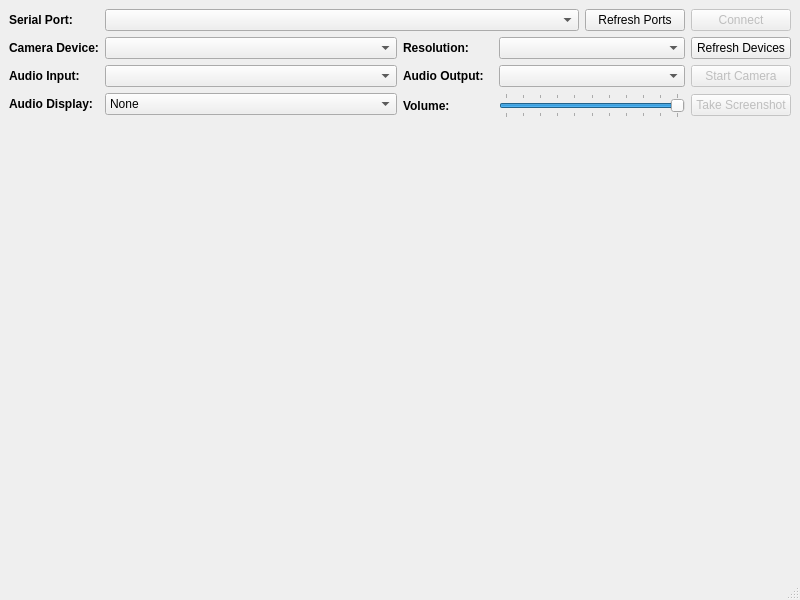
Old version of the form mainwindow.ui in the repository brianuuu/AutoController2.
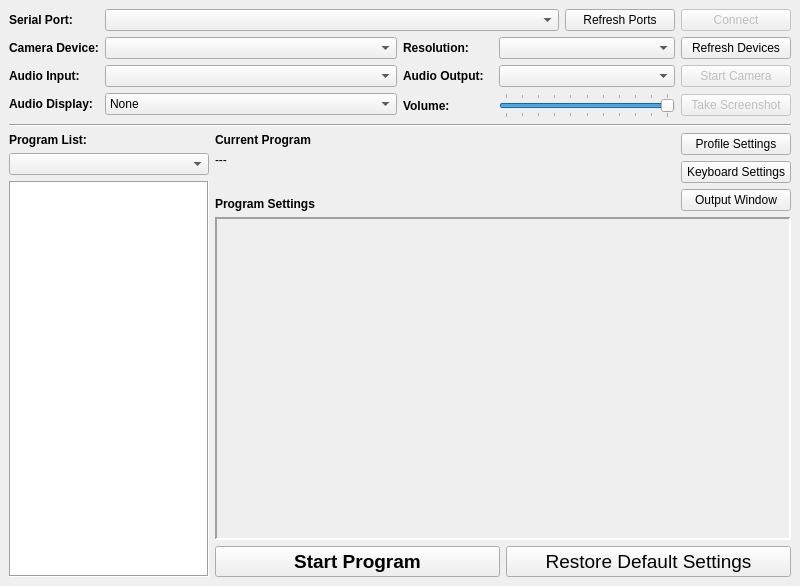
New version of the form.

Commit message: Added layout for programs

```diff
--- a/mainwindow.ui
+++ b/mainwindow.ui
@@ -7,7 +7,7 @@
     <x>0</x>
     <y>0</y>
     <width>800</width>
-    <height>600</height>
+    <height>586</height>
    </rect>
   </property>
   <property name="windowTitle">
@@ -49,7 +49,7 @@
        <widget class="QPushButton" name="PB_SerialRefresh">
         <property name="minimumSize">
          <size>
-          <width>100</width>
+          <width>110</width>
           <height>0</height>
          </size>
         </property>
@@ -65,7 +65,7 @@
         </property>
         <property name="minimumSize">
          <size>
-          <width>100</width>
+          <width>110</width>
           <height>0</height>
          </size>
         </property>
@@ -195,7 +195,7 @@
          <widget class="QPushButton" name="PB_CameraRefresh">
           <property name="minimumSize">
            <size>
-            <width>100</width>
+            <width>110</width>
             <height>0</height>
            </size>
           </property>
@@ -264,7 +264,7 @@
           </property>
           <property name="minimumSize">
            <size>
-            <width>100</width>
+            <width>110</width>
             <height>0</height>
            </size>
           </property>
@@ -308,7 +308,7 @@
           </property>
           <property name="minimumSize">
            <size>
-            <width>100</width>
+            <width>110</width>
             <height>0</height>
            </size>
           </property>
@@ -340,17 +340,235 @@
      </layout>
     </item>
     <item>
-     <spacer name="verticalSpacer">
+     <widget class="Line" name="line">
       <property name="orientation">
-       <enum>Qt::Orientation::Vertical</enum>
+       <enum>Qt::Orientation::Horizontal</enum>
       </property>
-      <property name="sizeHint" stdset="0">
-       <size>
-        <width>20</width>
-        <height>440</height>
-       </size>
-      </property>
-     </spacer>
+     </widget>
+    </item>
+    <item>
+     <layout class="QHBoxLayout" name="horizontalLayout_3">
+      <item>
+       <layout class="QVBoxLayout" name="verticalLayout_2">
+        <item>
+         <widget class="QLabel" name="label_9">
+          <property name="font">
+           <font>
+            <bold>true</bold>
+           </font>
+          </property>
+          <property name="text">
+           <string>Program List:</string>
+          </property>
+         </widget>
+        </item>
+        <item>
+         <widget class="QComboBox" name="CB_ProgramCategory"/>
+        </item>
+        <item>
+         <widget class="QListView" name="LW_ProgramList">
+          <property name="sizePolicy">
+           <sizepolicy hsizetype="Fixed" vsizetype="Expanding">
+            <horstretch>0</horstretch>
+            <verstretch>0</verstretch>
+           </sizepolicy>
+          </property>
+          <property name="minimumSize">
+           <size>
+            <width>200</width>
+            <height>0</height>
+           </size>
+          </property>
+          <property name="maximumSize">
+           <size>
+            <width>200</width>
+            <height>16777215</height>
+           </size>
+          </property>
+          <property name="frameShape">
+           <enum>QFrame::Shape::Box</enum>
+          </property>
+         </widget>
+        </item>
+       </layout>
+      </item>
+      <item>
+       <layout class="QVBoxLayout" name="verticalLayout_3">
+        <item>
+         <layout class="QHBoxLayout" name="horizontalLayout_5">
+          <item>
+           <layout class="QVBoxLayout" name="verticalLayout_6">
+            <item>
+             <widget class="QLabel" name="L_ProgramCurrent">
+              <property name="sizePolicy">
+               <sizepolicy hsizetype="Expanding" vsizetype="Preferred">
+                <horstretch>0</horstretch>
+                <verstretch>0</verstretch>
+               </sizepolicy>
+              </property>
+              <property name="font">
+               <font>
+                <bold>true</bold>
+               </font>
+              </property>
+              <property name="text">
+               <string>Current Program</string>
+              </property>
+             </widget>
+            </item>
+            <item>
+             <widget class="QLabel" name="L_ProgramDescription">
+              <property name="text">
+               <string>---</string>
+              </property>
+             </widget>
+            </item>
+            <item>
+             <spacer name="verticalSpacer_2">
+              <property name="orientation">
+               <enum>Qt::Orientation::Vertical</enum>
+              </property>
+              <property name="sizeType">
+               <enum>QSizePolicy::Policy::Ignored</enum>
+              </property>
+              <property name="sizeHint" stdset="0">
+               <size>
+                <width>20</width>
+                <height>40</height>
+               </size>
+              </property>
+             </spacer>
+            </item>
+            <item>
+             <widget class="QLabel" name="label_8">
+              <property name="font">
+               <font>
+                <bold>true</bold>
+               </font>
+              </property>
+              <property name="text">
+               <string>Program Settings</string>
+              </property>
+             </widget>
+            </item>
+           </layout>
+          </item>
+          <item>
+           <layout class="QVBoxLayout" name="verticalLayout_5">
+            <item>
+             <widget class="QPushButton" name="PB_ProfileSettings">
+              <property name="minimumSize">
+               <size>
+                <width>110</width>
+                <height>0</height>
+               </size>
+              </property>
+              <property name="text">
+               <string>Profile Settings</string>
+              </property>
+             </widget>
+            </item>
+            <item>
+             <widget class="QPushButton" name="PB_KeyboardSettings">
+              <property name="minimumSize">
+               <size>
+                <width>110</width>
+                <height>0</height>
+               </size>
+              </property>
+              <property name="text">
+               <string>Keyboard Settings</string>
+              </property>
+             </widget>
+            </item>
+            <item>
+             <widget class="QPushButton" name="PB_OutputWindow">
+              <property name="minimumSize">
+               <size>
+                <width>110</width>
+                <height>0</height>
+               </size>
+              </property>
+              <property name="text">
+               <string>Output Window</string>
+              </property>
+             </widget>
+            </item>
+           </layout>
+          </item>
+         </layout>
+        </item>
+        <item>
+         <widget class="QScrollArea" name="SA_ProgramSetting">
+          <property name="frameShape">
+           <enum>QFrame::Shape::Panel</enum>
+          </property>
+          <property name="lineWidth">
+           <number>2</number>
+          </property>
+          <property name="widgetResizable">
+           <bool>true</bool>
+          </property>
+          <widget class="QWidget" name="scrollAreaWidgetContents">
+           <property name="geometry">
+            <rect>
+             <x>0</x>
+             <y>0</y>
+             <width>574</width>
+             <height>331</height>
+            </rect>
+           </property>
+           <layout class="QVBoxLayout" name="verticalLayout_4">
+            <item>
+             <spacer name="verticalSpacer">
+              <property name="orientation">
+               <enum>Qt::Orientation::Vertical</enum>
+              </property>
+              <property name="sizeHint" stdset="0">
+               <size>
+                <width>20</width>
+                <height>40</height>
+               </size>
+              </property>
+             </spacer>
+            </item>
+           </layout>
+          </widget>
+         </widget>
+        </item>
+        <item>
+         <layout class="QHBoxLayout" name="horizontalLayout_4">
+          <item>
+           <widget class="QPushButton" name="PB_StartProgram">
+            <property name="font">
+             <font>
+              <pointsize>14</pointsize>
+              <bold>true</bold>
+             </font>
+            </property>
+            <property name="text">
+             <string>Start Program</string>
+            </property>
+           </widget>
+          </item>
+          <item>
+           <widget class="QPushButton" name="PB_RestoreDefault">
+            <property name="font">
+             <font>
+              <pointsize>14</pointsize>
+              <bold>false</bold>
+             </font>
+            </property>
+            <property name="text">
+             <string>Restore Default Settings</string>
+            </property>
+           </widget>
+          </item>
+         </layout>
+        </item>
+       </layout>
+      </item>
+     </layout>
     </item>
    </layout>
   </widget>
@@ -364,7 +582,6 @@
     </rect>
    </property>
   </widget>
-  <widget class="QStatusBar" name="statusbar"/>
  </widget>
  <resources/>
  <connections/>
```
